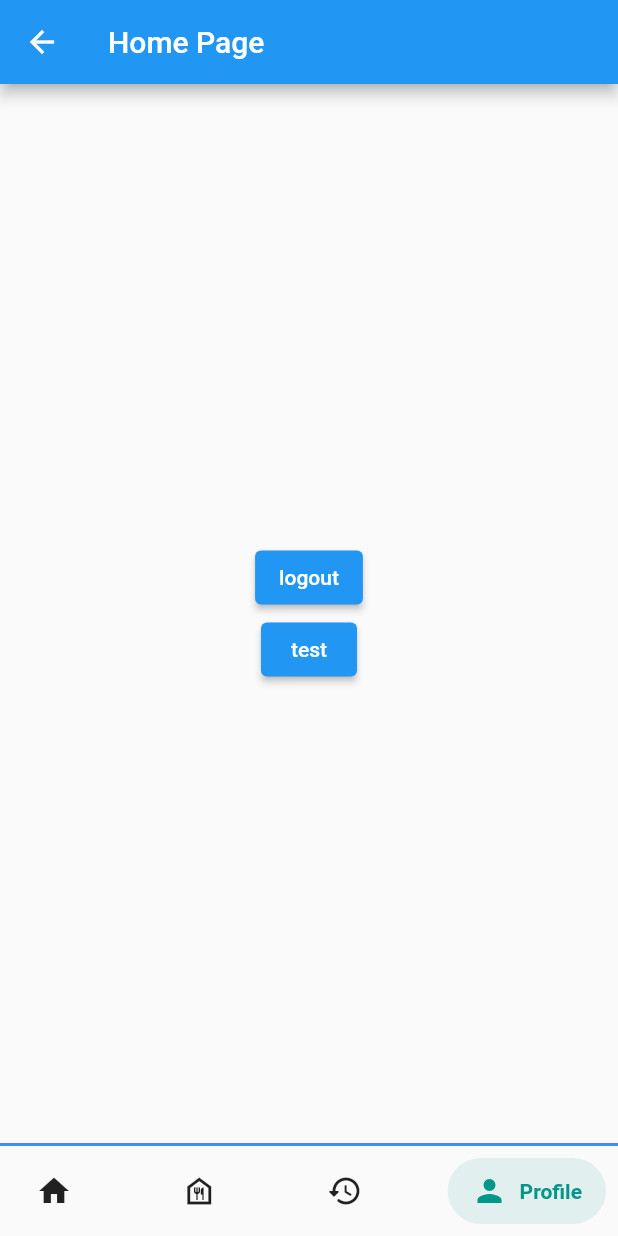
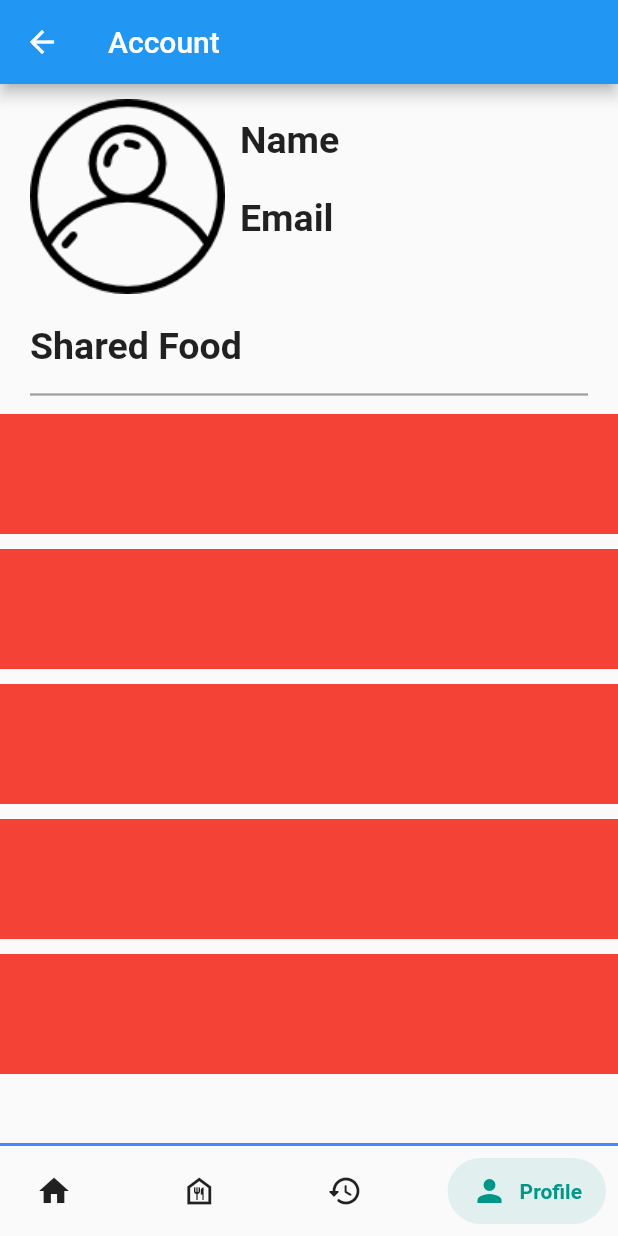
Before and after one commit to BantengSerem/skripsiii, a Flutter app: the BottomNavigationPage screen opened by its route, item 4 of the bottom bar chosen, on a phone screen of 412 x 824 dp. Run offline on Flutter 3.47's test engine with Material 2 defaults, Android fonts, the light colour scheme and no system bars; drawn by our look-alikes of salomon_bottom_bar; our stand-ins replace animated_splash_screen, cloud_firestore, email_validator, firebase_auth, firebase_core, firebase_storage and 9 more; missing offline and left inert: dart:ffi; accounts and stored records are empty.

Commit message:
profile page

```diff
--- a/lib/view/bottomNavigationBarPage.dart
+++ b/lib/view/bottomNavigationBarPage.dart
@@ -5,6 +5,7 @@ import 'package:skripsiii/main.dart';
 import 'package:skripsiii/view/FindFoodPage.dart';
 import 'package:skripsiii/view/historyPage.dart';
 import 'package:skripsiii/view/homePage.dart';
+import 'package:skripsiii/view/profilePage.dart';
 import 'package:skripsiii/view/testpage3.dart';
 
 class BottomNavigationPage extends StatelessWidget {
@@ -29,8 +30,8 @@ class BottomNavigationPage extends StatelessWidget {
     HistoryPage(
       key: PageStorageKey<String>('HistoryPage'),
     ),
-    const TestPage3(
-      key: PageStorageKey<String>('TestPage3'),
+    const ProfilePage(
+      key: PageStorageKey<String>('ProfilePage'),
     ),
   ];
   final PageStorageBucket bucket = PageStorageBucket();
--- /dev/null
+++ b/lib/view/profilePage.dart
@@ -0,0 +1,148 @@
+import 'package:flutter/material.dart';
+import 'package:get/get.dart';
+import 'package:skripsiii/controller/foodController.dart';
+import 'package:skripsiii/controller/loginController.dart';
+import 'package:skripsiii/controller/memberController.dart';
+import 'package:skripsiii/controller/shopContoller.dart';
+import 'package:skripsiii/view/bottomNavigationBarPage.dart';
+import 'package:skripsiii/view/historyPage.dart';
+import 'package:skripsiii/view/homePage.dart';
+import 'package:skripsiii/view/welcomePage.dart';
+
+class ProfilePage extends StatefulWidget {
+  const ProfilePage({Key? key}) : super(key: key);
+
+  @override
+  State<ProfilePage> createState() => _ProfilePageState();
+}
+
+class _ProfilePageState extends State<ProfilePage> {
+  final LoginController loginController = Get.find<LoginController>();
+  final FoodController foodController = Get.find<FoodController>();
+  final MemberController memberController = Get.find<MemberController>();
+  final ShopController shopController = Get.find<ShopController>();
+
+  @override
+  Widget build(BuildContext context) {
+    return Scaffold(
+      appBar: AppBar(
+        title: const Text('Account'),
+        actions: [
+          TextButton(
+            onPressed: () async {
+              await loginController.logout();
+              if (mounted) {
+                foodController.reset();
+                shopController.reset();
+                memberController.reset();
+                Get.delete<BottomNavController>();
+                Get.delete<HistoryPageVM>();
+                Get.delete<HomePageVM>();
+                Get.offAll(const WelcomePage());
+                // Navigator.of(context)
+                //     .pushNamedAndRemoveUntil(welcomeRoute, (route) => false);
+              }
+            },
+            child: const Text('Log Out'),
+          )
+        ],
+      ),
+      body: Container(
+        child: Column(
+          crossAxisAlignment: CrossAxisAlignment.start,
+          children: [
+            Container(
+              // color: Colors.red,
+              height: 150,
+              child: Row(
+                children: [
+                  Container(
+                    margin: const EdgeInsets.only(
+                        left: 20, top: 10, bottom: 10, right: 10),
+                    // color: Colors.yellow,
+                    height: 130,
+                    width: 130,
+                    child: Image.asset(
+                      'data/images/profileIcon.png',
+                      fit: BoxFit.cover,
+                    ),
+                  ),
+                  Column(
+                    mainAxisAlignment: MainAxisAlignment.center,
+                    crossAxisAlignment: CrossAxisAlignment.start,
+                    children: [
+                      const Text(
+                        'Name',
+                        style: TextStyle(
+                          fontSize: 25,
+                          fontWeight: FontWeight.bold,
+                        ),
+                      ),
+                      Obx(
+                        () => Text(
+                          memberController.member.value.username,
+                          style: const TextStyle(
+                            fontSize: 20,
+                            // fontWeight: FontWeight.bold,
+                          ),
+                          overflow: TextOverflow.ellipsis,
+                          maxLines: 1,
+                        ),
+                      ),
+                      const Text(
+                        'Email',
+                        style: TextStyle(
+                          fontSize: 25,
+                          fontWeight: FontWeight.bold,
+                        ),
+                      ),
+                      Obx(
+                        () => Text(
+                          memberController.member.value.email,
+                          style: const TextStyle(
+                            fontSize: 20,
+                            // fontWeight: FontWeight.bold,
+                          ),
+                          overflow: TextOverflow.ellipsis,
+                          maxLines: 1,
+                        ),
+                      ),
+                    ],
+                  )
+                ],
+              ),
+            ),
+            Container(
+              margin: const EdgeInsets.only(left: 20, top: 10, bottom: 10),
+              child: const Text(
+                'Shared Food',
+                style: TextStyle(
+                  fontSize: 25,
+                  fontWeight: FontWeight.bold,
+                ),
+              ),
+            ),
+            const Divider(
+              color: Colors.grey,
+              thickness: 1.5,
+              endIndent: 20,
+              indent: 20,
+            ),
+            Expanded(
+              child: ListView.builder(
+                itemCount: 5,
+                itemBuilder: (context, idx) {
+                  return Container(
+                    margin: const EdgeInsets.symmetric(vertical: 5),
+                    height: 80,
+                    color: Colors.red,
+                  );
+                },
+              ),
+            )
+          ],
+        ),
+      ),
+    );
+  }
+}
--- a/lib/view/testpage3.dart
+++ b/lib/view/testpage3.dart
@@ -18,7 +18,7 @@ class TestPage3 extends StatefulWidget {
 }
 
 class _TestPage3State extends State<TestPage3> {
-  final _formKey = GlobalKey<FormState>();
+  // final _formKey = GlobalKey<FormState>();
   final LoginController loginController = Get.find<LoginController>();
   final FoodController foodController = Get.find<FoodController>();
   final MemberController memberController = Get.find<MemberController>();
```
Also changed, not shown: data/images/profileIcon.png (added).
